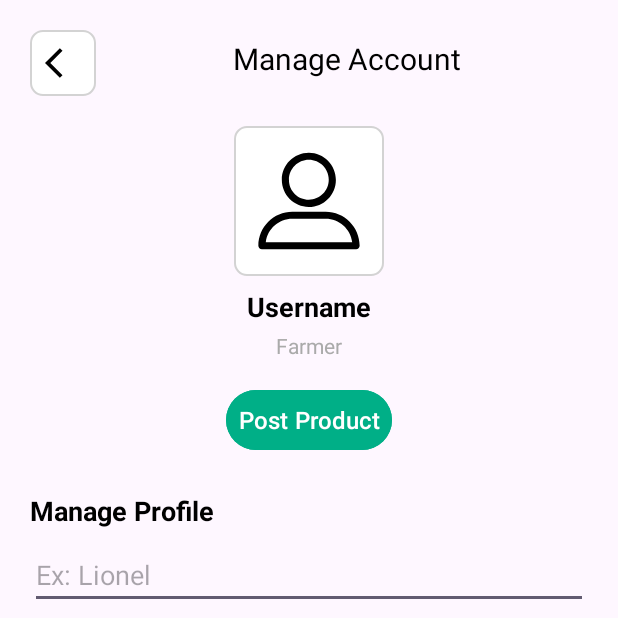
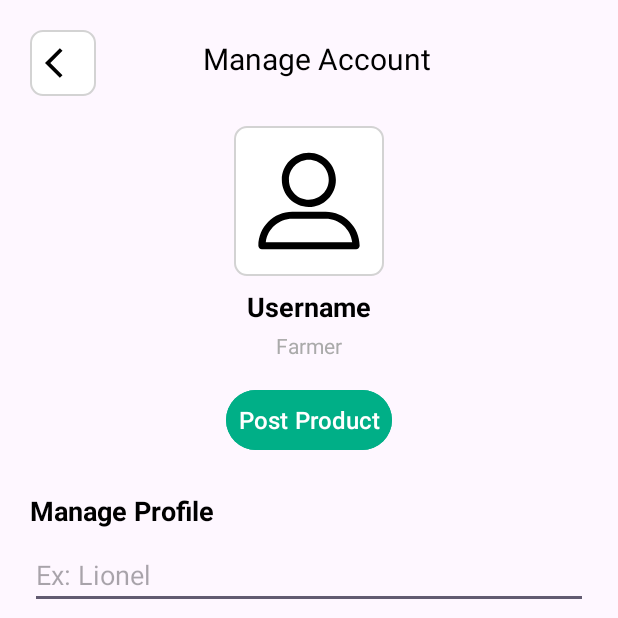
Before and after one commit to Menglyy/Android_final_project, an Android app: the ProfileActivity11 screen opened directly, with no data from a screen before it, on a phone screen of 412 x 824 dp, the top half of it. Run offline under Robolectric (Android 15) with nearby library versions, the phone set to English and light mode, and no system bars.

Commit message:
Update activity_profile11.xml
title position

```diff
--- a/app/src/main/res/layout/activity_profile11.xml
+++ b/app/src/main/res/layout/activity_profile11.xml
@@ -23,7 +23,7 @@
         <TextView
             android:layout_width="wrap_content"
             android:layout_height="wrap_content"
-            android:layout_marginStart="155dp"
+            android:layout_marginStart="135dp"
             android:layout_marginTop="25dp"
             android:text="Manage Account"
             android:textAlignment="center"
```
